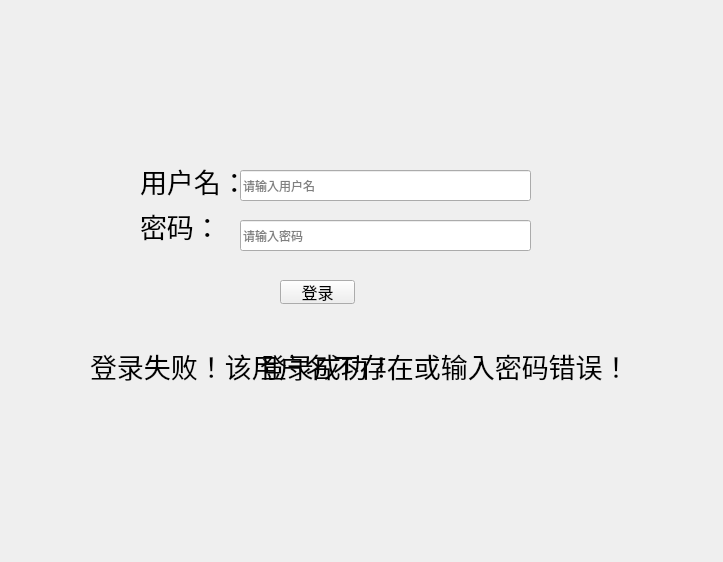
Qt form QtWidgetsApplication1/loginUser.ui (lms2004/test) before a commit.
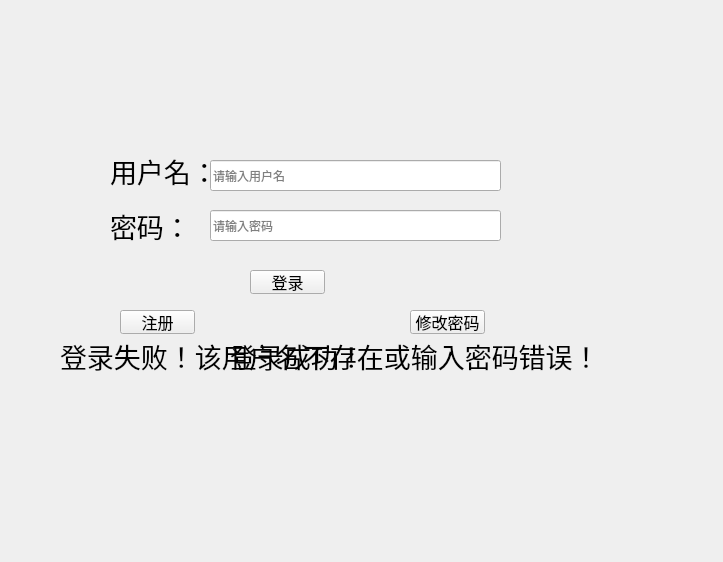
The same form after that commit.

Commit message: 添加了界面

What changed in the file:
```diff
--- a/QtWidgetsApplication1/loginUser.ui
+++ b/QtWidgetsApplication1/loginUser.ui
@@ -13,11 +13,11 @@
   <property name="windowTitle">
    <string>Form</string>
   </property>
-  <widget class="QPushButton" name="pushButtonLogin">
+  <widget class="QPushButton" name="pushButtonChangePassword">
    <property name="geometry">
     <rect>
-     <x>280</x>
-     <y>280</y>
+     <x>410</x>
+     <y>310</y>
      <width>75</width>
      <height>24</height>
     </rect>
@@ -28,50 +28,32 @@
     </font>
    </property>
    <property name="text">
-    <string>登录</string>
+    <string>修改密码</string>
    </property>
   </widget>
-  <widget class="QLabel" name="login_failure">
+  <widget class="QPushButton" name="pushButtonRegister">
    <property name="geometry">
     <rect>
-     <x>90</x>
-     <y>350</y>
-     <width>551</width>
-     <height>31</height>
+     <x>120</x>
+     <y>310</y>
+     <width>75</width>
+     <height>24</height>
     </rect>
    </property>
    <property name="font">
     <font>
-     <pointsize>20</pointsize>
+     <pointsize>12</pointsize>
     </font>
    </property>
    <property name="text">
-    <string>登录失败！该用户名不存在或输入密码错误！</string>
-   </property>
-  </widget>
-  <widget class="QLabel" name="login_success">
-   <property name="geometry">
-    <rect>
-     <x>260</x>
-     <y>350</y>
-     <width>471</width>
-     <height>31</height>
-    </rect>
-   </property>
-   <property name="font">
-    <font>
-     <pointsize>20</pointsize>
-    </font>
-   </property>
-   <property name="text">
-    <string>登录成功！</string>
+    <string>注册</string>
    </property>
   </widget>
   <widget class="QLineEdit" name="lineEditPassword">
    <property name="geometry">
     <rect>
-     <x>240</x>
-     <y>220</y>
+     <x>210</x>
+     <y>210</y>
      <width>291</width>
      <height>31</height>
     </rect>
@@ -83,11 +65,29 @@
     <string>请输入密码</string>
    </property>
   </widget>
+  <widget class="QLabel" name="label_2">
+   <property name="geometry">
+    <rect>
+     <x>110</x>
+     <y>210</y>
+     <width>71</width>
+     <height>31</height>
+    </rect>
+   </property>
+   <property name="font">
+    <font>
+     <pointsize>20</pointsize>
+    </font>
+   </property>
+   <property name="text">
+    <string>密码：</string>
+   </property>
+  </widget>
   <widget class="QLabel" name="label">
    <property name="geometry">
     <rect>
-     <x>140</x>
-     <y>160</y>
+     <x>110</x>
+     <y>150</y>
      <width>101</width>
      <height>41</height>
     </rect>
@@ -101,11 +101,47 @@
     <string>用户名：</string>
    </property>
   </widget>
+  <widget class="QPushButton" name="pushButtonLogin">
+   <property name="geometry">
+    <rect>
+     <x>250</x>
+     <y>270</y>
+     <width>75</width>
+     <height>24</height>
+    </rect>
+   </property>
+   <property name="font">
+    <font>
+     <pointsize>12</pointsize>
+    </font>
+   </property>
+   <property name="text">
+    <string>登录</string>
+   </property>
+  </widget>
+  <widget class="QLabel" name="login_success">
+   <property name="geometry">
+    <rect>
+     <x>230</x>
+     <y>340</y>
+     <width>471</width>
+     <height>31</height>
+    </rect>
+   </property>
+   <property name="font">
+    <font>
+     <pointsize>20</pointsize>
+    </font>
+   </property>
+   <property name="text">
+    <string>登录成功！</string>
+   </property>
+  </widget>
   <widget class="QLineEdit" name="lineEditUsername">
    <property name="geometry">
     <rect>
-     <x>240</x>
-     <y>170</y>
+     <x>210</x>
+     <y>160</y>
      <width>291</width>
      <height>31</height>
     </rect>
@@ -114,12 +150,12 @@
     <string>请输入用户名</string>
    </property>
   </widget>
-  <widget class="QLabel" name="label_2">
+  <widget class="QLabel" name="login_failure">
    <property name="geometry">
     <rect>
-     <x>140</x>
-     <y>210</y>
-     <width>71</width>
+     <x>60</x>
+     <y>340</y>
+     <width>551</width>
      <height>31</height>
     </rect>
    </property>
@@ -129,7 +165,7 @@
     </font>
    </property>
    <property name="text">
-    <string>密码：</string>
+    <string>登录失败！该用户名不存在或输入密码错误！</string>
    </property>
   </widget>
  </widget>
```
The commit also changes 7 other files.
